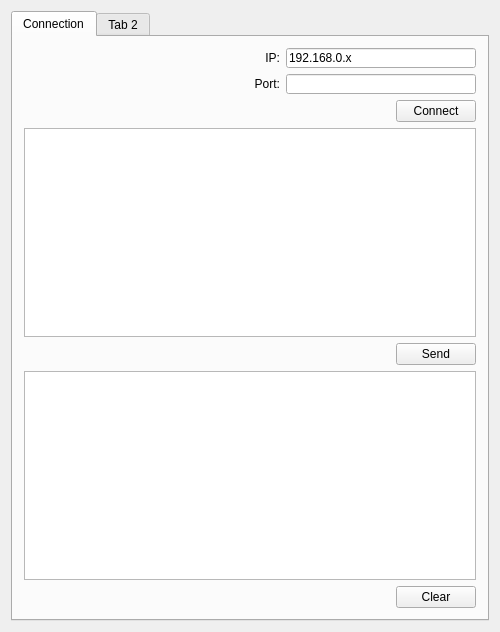
The window that weather_station GUI/mainwindow.ui (matiasmarto06/IoT-Weather-Station) describes before a commit, drawn with Qt 5.
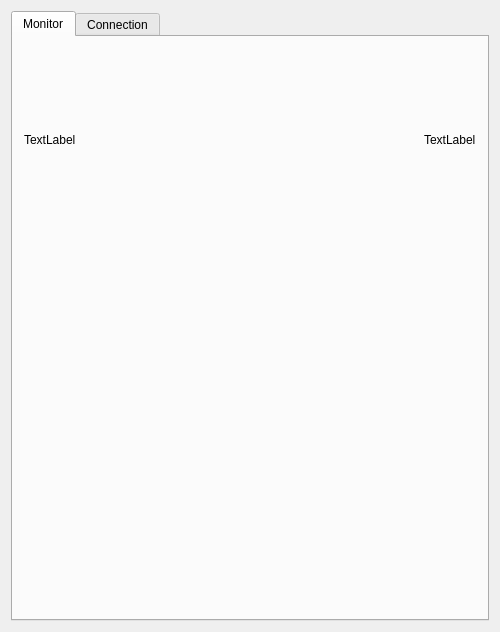
The same window after the commit. The open tabs and pages were chosen to show the change. Custom widgets are drawn as their Qt base class.

Patch:
```diff
--- a/weather_station GUI/mainwindow.ui
+++ b/weather_station GUI/mainwindow.ui
@@ -26,6 +26,54 @@
       <property name="currentIndex">
        <number>0</number>
       </property>
+      <widget class="QWidget" name="tab_graphs">
+       <attribute name="title">
+        <string>Monitor</string>
+       </attribute>
+       <layout class="QVBoxLayout" name="verticalLayout_3">
+        <item>
+         <layout class="QVBoxLayout" name="v_liveGraph">
+          <item>
+           <layout class="QHBoxLayout" name="horizontalLayout">
+            <item>
+             <widget class="QLabel" name="label">
+              <property name="text">
+               <string>TextLabel</string>
+              </property>
+             </widget>
+            </item>
+            <item>
+             <spacer name="horizontalSpacer">
+              <property name="orientation">
+               <enum>Qt::Horizontal</enum>
+              </property>
+              <property name="sizeHint" stdset="0">
+               <size>
+                <width>40</width>
+                <height>20</height>
+               </size>
+              </property>
+             </spacer>
+            </item>
+            <item>
+             <widget class="QLabel" name="label_2">
+              <property name="text">
+               <string>TextLabel</string>
+              </property>
+             </widget>
+            </item>
+           </layout>
+          </item>
+          <item>
+           <widget class="QCustomPlot" name="graph_Temp" native="true"/>
+          </item>
+          <item>
+           <widget class="QCustomPlot" name="graph_Humid" native="true"/>
+          </item>
+         </layout>
+        </item>
+       </layout>
+      </widget>
       <widget class="QWidget" name="tab_connect">
        <attribute name="title">
         <string>Connection</string>
@@ -246,17 +294,20 @@
         </item>
        </layout>
       </widget>
-      <widget class="QWidget" name="tab_2">
-       <attribute name="title">
-        <string>Tab 2</string>
-       </attribute>
-      </widget>
      </widget>
     </item>
    </layout>
   </widget>
  </widget>
  <layoutdefault spacing="6" margin="11"/>
+ <customwidgets>
+  <customwidget>
+   <class>QCustomPlot</class>
+   <extends>QWidget</extends>
+   <header>qcustomplot.h</header>
+   <container>1</container>
+  </customwidget>
+ </customwidgets>
  <resources/>
  <connections/>
 </ui>
```
Left out of the diff: 2 changed lines with no effect on the pictures.
